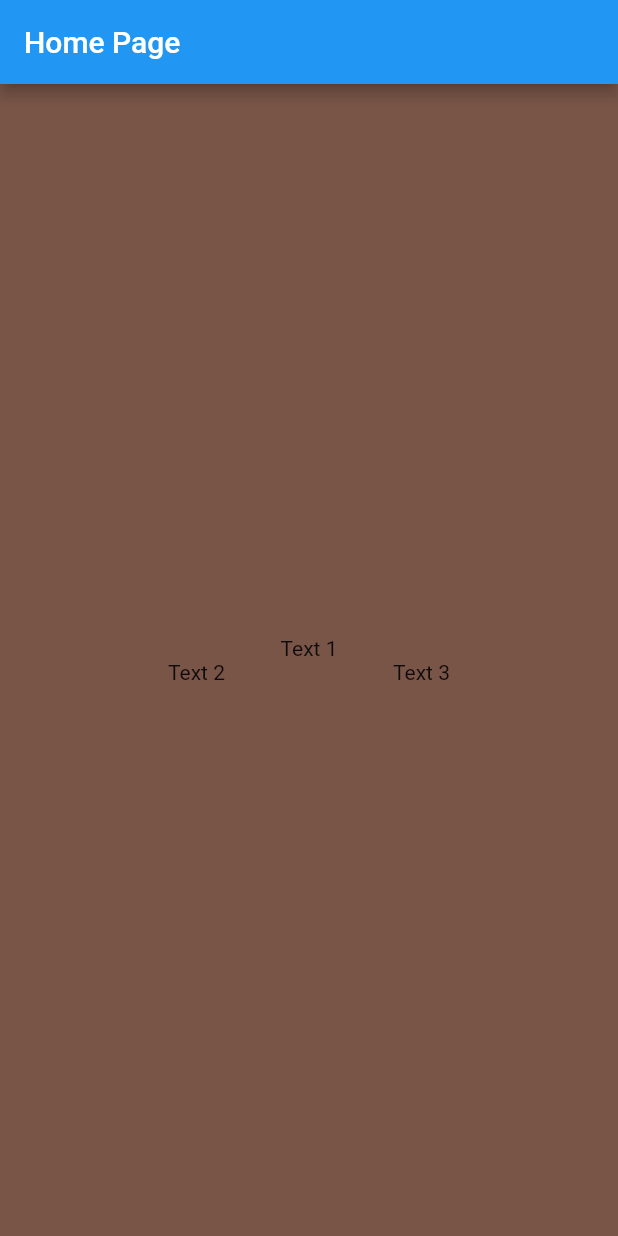
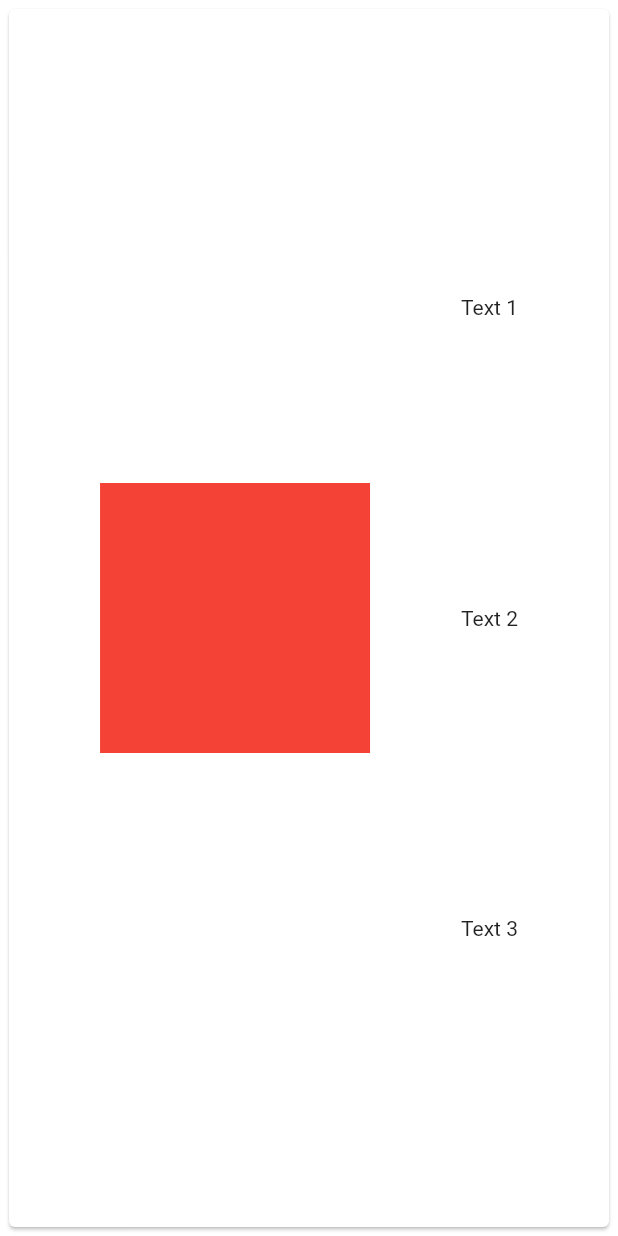
Before and after one commit to kamalnorizan/flutterMOF, a Flutter app: the screen it shows after launch, on a phone screen of 412 x 824 dp. Run offline on Flutter 3.47's test engine with Material 2 defaults, Android fonts, the light colour scheme and no system bars.

Commit message:
productBox

```diff
--- a/lib/home.dart
+++ b/lib/home.dart
@@ -11,23 +11,8 @@ class Home extends StatelessWidget {
         appBar: AppBar(
           title: const Text('Home Page'),
         ),
-        body: Container(
-          color: Colors.brown,
-          child: Column(
-            mainAxisAlignment: MainAxisAlignment.center,
-            mainAxisSize: MainAxisSize.max,
-            children: [
-              Center(child: Text('Text 1')),
-              Row(
-                mainAxisAlignment: MainAxisAlignment.spaceEvenly,
-                children: const [
-                  Text('Text 2'),
-                  Text('Text 3')
-                ],
-              ),
+        body: ListView(
 
-            ],
-          ),
         )
       ),
     );
--- a/lib/main.dart
+++ b/lib/main.dart
@@ -1,5 +1,6 @@
 import 'package:flutter/material.dart';
 import 'package:fluttertutorial/home.dart';
+import 'package:fluttertutorial/widgets/productbox.dart';
 
 void main() {
   runApp(const MyApp());
@@ -25,7 +26,7 @@ class MyApp extends StatelessWidget {
         // is not restarted.
         primarySwatch: Colors.blue,
       ),
-      home: const Home(),
+      home: const Productbox(),
     );
   }
 }
--- /dev/null
+++ b/lib/widgets/productbox.dart
@@ -0,0 +1,35 @@
+import 'package:flutter/material.dart';
+
+class Productbox extends StatelessWidget {
+  const Productbox({Key? key}) : super(key: key);
+
+  @override
+  Widget build(BuildContext context) {
+    return Container(
+      padding: EdgeInsets.all(2),
+      height: 50,
+      child: Card(
+        child: Row(
+          mainAxisAlignment: MainAxisAlignment.spaceEvenly,
+          children: [
+            Container(
+              width: 180,
+              height: 180,
+              decoration: BoxDecoration(
+                color: Colors.red,
+              ),
+            ),
+            Column(
+              mainAxisAlignment: MainAxisAlignment.spaceEvenly,
+              children: const [
+                Text('Text 1'),
+                Text('Text 2'),
+                Text('Text 3'),
+              ],
+            )
+          ],
+        ),
+      ),
+    );
+  }
+}
```
